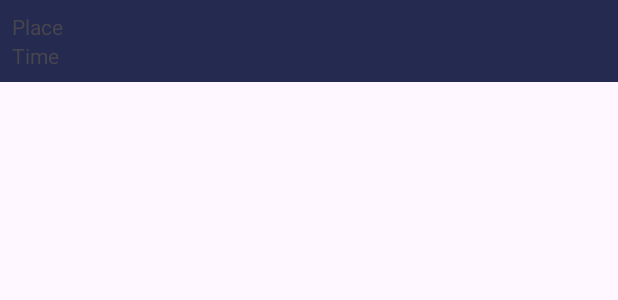
After one commit to Athul0507/Roam, an Android app: the layout activity_card_item.xml on its own in the app's theme, with its tools: preview values and no code run, on a phone screen of 412 x 824 dp. The commit adds this screen. Shown: the top 300 px of the screen. Run offline under Robolectric (Android 15) with nearby library versions, the phone set to English and light mode, and no system bars.

Commit message:
added recycler views to itinerary

```diff
--- /dev/null
+++ b/app/src/main/res/layout/activity_card_item.xml
@@ -0,0 +1,21 @@
+<?xml version="1.0" encoding="utf-8"?>
+<LinearLayout
+    xmlns:android="http://schemas.android.com/apk/res/android"
+    android:layout_width="match_parent"
+    android:layout_height="wrap_content"
+    android:orientation="vertical"
+    android:background="#242A50"
+    android:padding="8dp">
+
+    <TextView
+        android:id="@+id/placeTextView"
+        android:layout_width="wrap_content"
+        android:layout_height="wrap_content"
+        android:text="Place" />
+
+    <TextView
+        android:id="@+id/timeTextView"
+        android:layout_width="wrap_content"
+        android:layout_height="wrap_content"
+        android:text="Time" />
+</LinearLayout>
```
Also changed, not shown: app/src/main/java/com/example/roam/ActivitiesAdapter.kt (added, +34 -0 lines), app/src/main/java/com/example/roam/ItineraryActivity.kt (+21 -5 lines), app/src/main/java/com/example/roam/ItineraryAdapter.kt (added, +36 -0 lines), app/src/main/res/layout/activity_itenerary.xml (+11 -12 lines).
